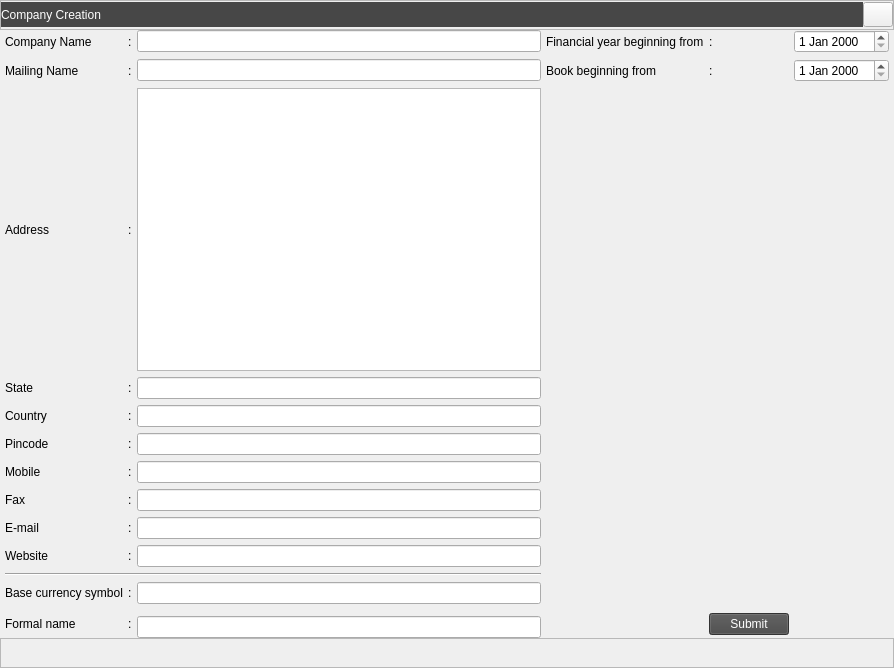
Before: the Qt Designer form Resources/Ui/CompanyCreate.ui in Darshitjivani/MBAS, drawn with Qt 5.
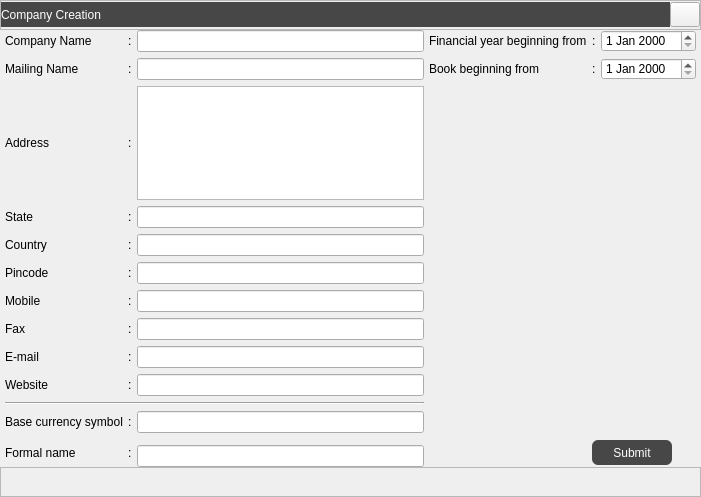
After: the same form once the commit is applied. Icons and pictures are not drawn.

```diff
--- a/Resources/Ui/CompanyCreate.ui
+++ b/Resources/Ui/CompanyCreate.ui
@@ -6,8 +6,8 @@
    <rect>
     <x>0</x>
     <y>0</y>
-    <width>894</width>
-    <height>668</height>
+    <width>701</width>
+    <height>497</height>
    </rect>
   </property>
   <property name="windowTitle">
@@ -140,7 +140,7 @@
         </widget>
        </item>
        <item row="0" column="1">
-        <widget class="QPushButton" name="pushButton">
+        <widget class="QPushButton" name="pbClose">
          <property name="minimumSize">
           <size>
            <width>25</width>
@@ -173,6 +173,25 @@
     </item>
     <item row="1" column="0">
      <widget class="QWidget" name="widget" native="true">
+      <property name="styleSheet">
+       <string notr="true">QPushButton{
+
+	font: 75 10pt &quot;Sitka Small&quot;;
+border-radius:06px;
+background-color: rgb(71, 71, 71);
+color: rgb(255, 255, 255);
+
+
+}
+QPushButton:selected {
+  background: #1464A0;
+  color: #19232d;
+}
+
+
+
+</string>
+      </property>
       <layout class="QGridLayout" name="gridLayout_2">
        <property name="leftMargin">
         <number>5</number>
@@ -310,8 +329,7 @@
        <item row="3" column="0">
         <widget class="QLabel" name="label_5">
          <property name="styleSheet">
-          <string notr="true">
-</string>
+          <string notr="true"/>
          </property>
          <property name="text">
           <string>State</string>
@@ -519,7 +537,10 @@
          </property>
         </widget>
        </item>
-       <item row="12" column="4" rowspan="2">
+       <item row="13" column="2">
+        <widget class="QLineEdit" name="leFormalName"/>
+       </item>
+       <item row="12" column="4" rowspan="2" colspan="2">
         <widget class="QPushButton" name="pbSubmit">
          <property name="sizePolicy">
           <sizepolicy hsizetype="Fixed" vsizetype="Fixed">
@@ -527,20 +548,20 @@
            <verstretch>0</verstretch>
           </sizepolicy>
          </property>
+         <property name="minimumSize">
+          <size>
+           <width>80</width>
+           <height>25</height>
+          </size>
+         </property>
          <property name="styleSheet">
-          <string notr="true">background-color: rgb(71, 71, 71);
-
-
-color: rgb(255, 255, 255);</string>
+          <string notr="true"/>
          </property>
          <property name="text">
           <string>Submit</string>
          </property>
         </widget>
        </item>
-       <item row="13" column="2">
-        <widget class="QLineEdit" name="leFormalName"/>
-       </item>
       </layout>
      </widget>
     </item>
```
